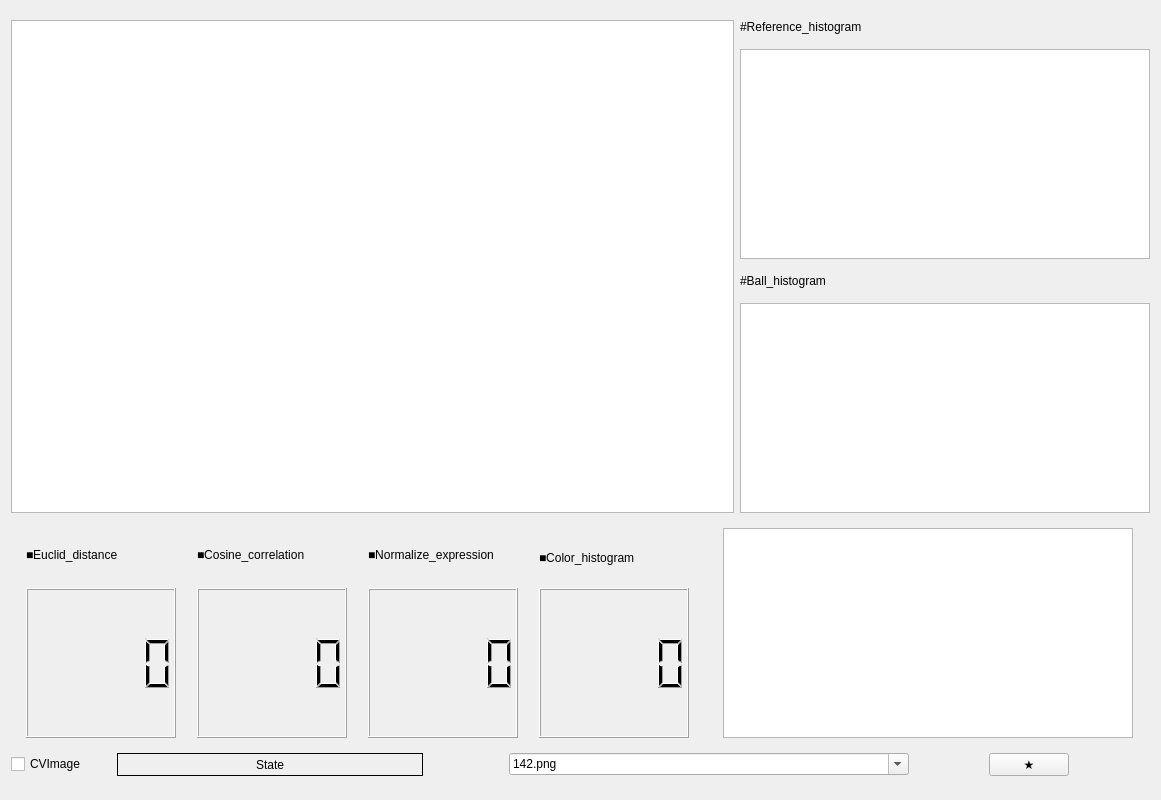
Qt form src/for_1426/ImageProcessing/otameshihistui.ui (ChisatoKasebayashi/Dorayaki) before a commit.
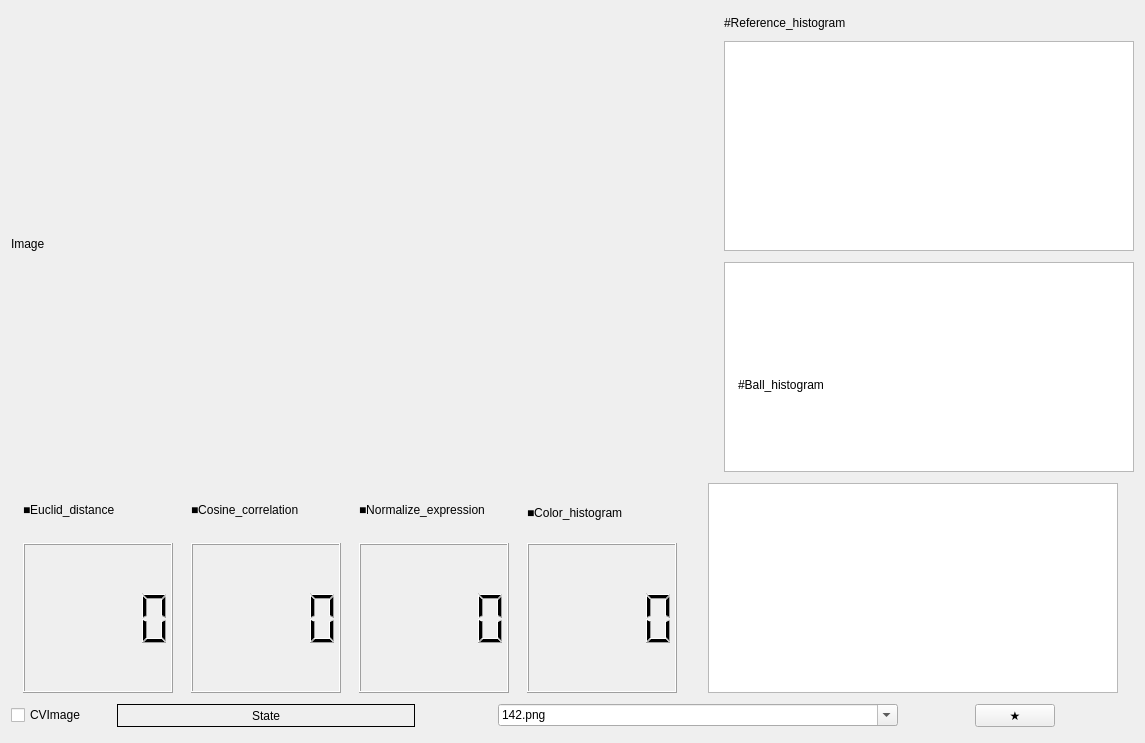
The same form after that commit.

Commit message: ファイル選択＆プレビュー表示

What changed in the file:
```diff
--- a/src/for_1426/ImageProcessing/otameshihistui.ui
+++ b/src/for_1426/ImageProcessing/otameshihistui.ui
@@ -6,8 +6,8 @@
    <rect>
     <x>0</x>
     <y>0</y>
-    <width>1161</width>
-    <height>800</height>
+    <width>1145</width>
+    <height>743</height>
    </rect>
   </property>
   <property name="windowTitle">
@@ -15,8 +15,24 @@
   </property>
   <widget class="QWidget" name="centralWidget">
    <layout class="QGridLayout" name="gridLayout">
-    <item row="0" column="0" rowspan="4" colspan="3">
-     <widget class="QListView" name="listView"/>
+    <item row="0" column="0" rowspan="3" colspan="3">
+     <widget class="QLabel" name="labelImage">
+      <property name="sizePolicy">
+       <sizepolicy hsizetype="Minimum" vsizetype="Minimum">
+        <horstretch>0</horstretch>
+        <verstretch>0</verstretch>
+       </sizepolicy>
+      </property>
+      <property name="minimumSize">
+       <size>
+        <width>700</width>
+        <height>400</height>
+       </size>
+      </property>
+      <property name="text">
+       <string>Image</string>
+      </property>
+     </widget>
     </item>
     <item row="0" column="3">
      <widget class="QLabel" name="label_5">
@@ -48,19 +64,6 @@
      </widget>
     </item>
     <item row="2" column="3">
-     <widget class="QLabel" name="label">
-      <property name="sizePolicy">
-       <sizepolicy hsizetype="Fixed" vsizetype="Fixed">
-        <horstretch>0</horstretch>
-        <verstretch>0</verstretch>
-       </sizepolicy>
-      </property>
-      <property name="text">
-       <string>#Ball_histogram</string>
-      </property>
-     </widget>
-    </item>
-    <item row="3" column="3">
      <widget class="QGraphicsView" name="graphicsBallHist">
       <property name="sizePolicy">
        <sizepolicy hsizetype="Fixed" vsizetype="Fixed">
@@ -76,7 +79,7 @@
       </property>
      </widget>
     </item>
-    <item row="4" column="0" colspan="4">
+    <item row="3" column="0" colspan="4">
      <layout class="QHBoxLayout" name="horizontalLayout_2">
       <item>
        <layout class="QVBoxLayout" name="verticalLayout">
@@ -237,7 +240,7 @@
       </item>
      </layout>
     </item>
-    <item row="5" column="0">
+    <item row="4" column="0">
      <widget class="QCheckBox" name="checkCVImage">
       <property name="sizePolicy">
        <sizepolicy hsizetype="Fixed" vsizetype="Fixed">
@@ -256,7 +259,7 @@
       </property>
      </widget>
     </item>
-    <item row="5" column="1">
+    <item row="4" column="1">
      <widget class="QLabel" name="labeldebug">
       <property name="sizePolicy">
        <sizepolicy hsizetype="Preferred" vsizetype="Preferred">
@@ -275,7 +278,7 @@
       </property>
      </widget>
     </item>
-    <item row="5" column="2" colspan="2">
+    <item row="4" column="2" colspan="2">
      <layout class="QHBoxLayout" name="horizontalLayout">
       <property name="spacing">
        <number>0</number>
@@ -334,6 +337,25 @@
      </layout>
     </item>
    </layout>
+   <widget class="QLabel" name="label">
+    <property name="geometry">
+     <rect>
+      <x>738</x>
+      <y>376</y>
+      <width>114</width>
+      <height>18</height>
+     </rect>
+    </property>
+    <property name="sizePolicy">
+     <sizepolicy hsizetype="Fixed" vsizetype="Fixed">
+      <horstretch>0</horstretch>
+      <verstretch>0</verstretch>
+     </sizepolicy>
+    </property>
+    <property name="text">
+     <string>#Ball_histogram</string>
+    </property>
+   </widget>
   </widget>
  </widget>
  <layoutdefault spacing="6" margin="11"/>
```
The commit also changes 2 other files.
